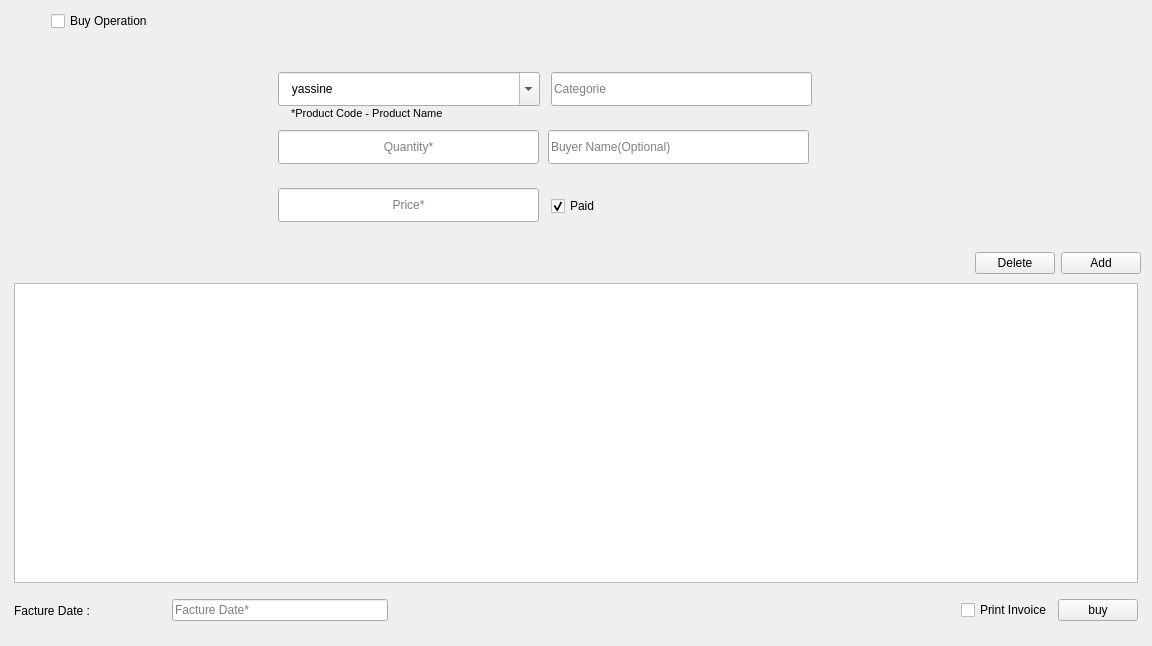
This is src/ui/sell.ui in YassineBaghdadi/PARA-ELECTRO as Qt 5 draws it before an edit. The edited form follows.
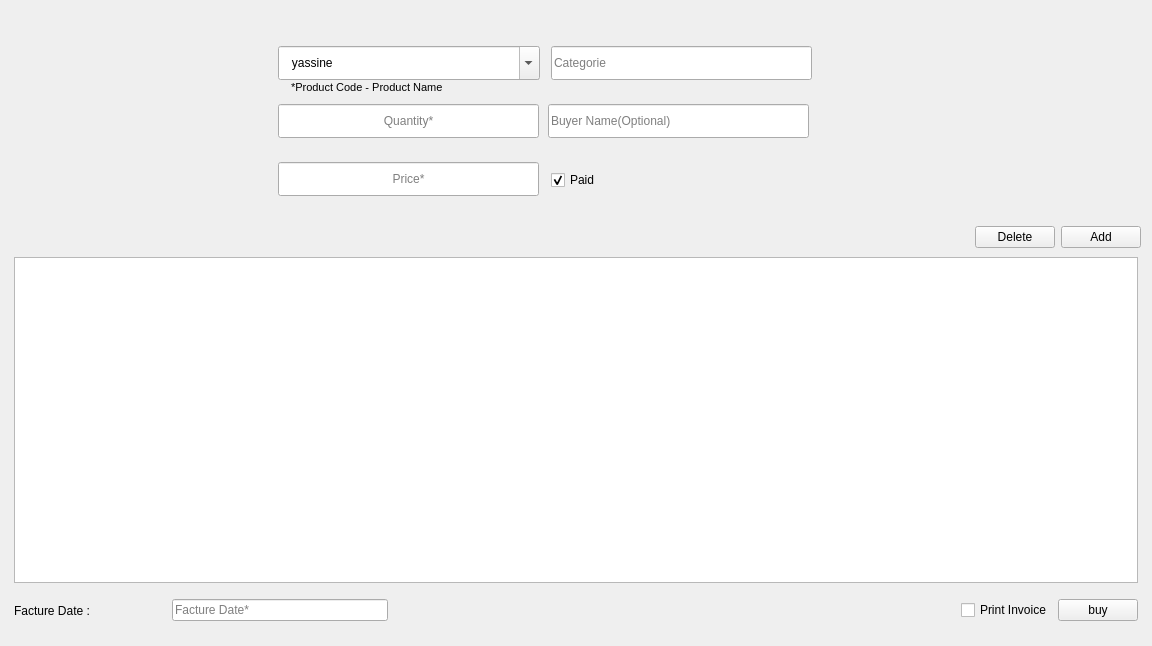
This is the edited form.

```diff
--- a/src/ui/sell.ui
+++ b/src/ui/sell.ui
@@ -31,46 +31,6 @@
      <property name="topMargin">
       <number>0</number>
      </property>
-     <item>
-      <layout class="QHBoxLayout" name="horizontalLayout_9">
-       <item>
-        <spacer name="horizontalSpacer_4">
-         <property name="orientation">
-          <enum>Qt::Horizontal</enum>
-         </property>
-         <property name="sizeType">
-          <enum>QSizePolicy::Preferred</enum>
-         </property>
-         <property name="sizeHint" stdset="0">
-          <size>
-           <width>40</width>
-           <height>20</height>
-          </size>
-         </property>
-        </spacer>
-       </item>
-       <item>
-        <widget class="QCheckBox" name="operation_type">
-         <property name="text">
-          <string>Buy Operation</string>
-         </property>
-        </widget>
-       </item>
-       <item>
-        <spacer name="horizontalSpacer_5">
-         <property name="orientation">
-          <enum>Qt::Horizontal</enum>
-         </property>
-         <property name="sizeHint" stdset="0">
-          <size>
-           <width>40</width>
-           <height>20</height>
-          </size>
-         </property>
-        </spacer>
-       </item>
-      </layout>
-     </item>
      <item>
       <widget class="QLabel" name="err">
        <property name="text">
```
